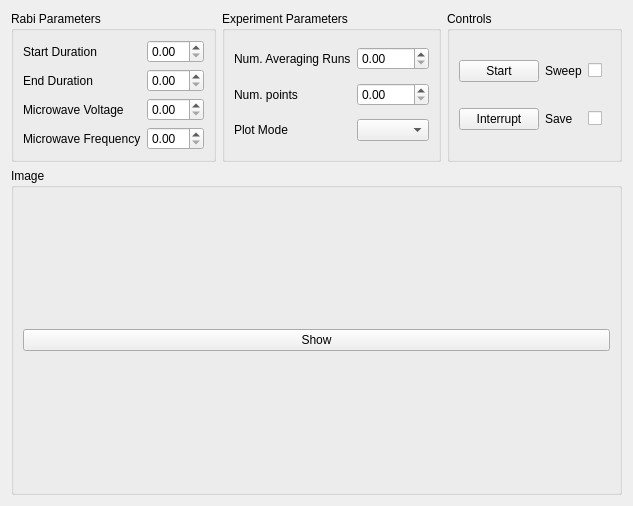
This is quantum_sensing/experimental_microscope/RABI.ui in saahitmog/quantum-sensing as Qt 5 draws it before an edit. The edited form follows.
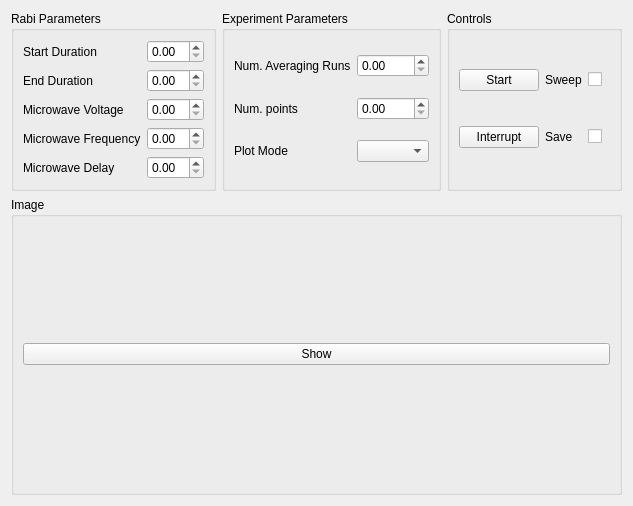
This is the edited form.

The edit to the form file:
```diff
--- a/quantum_sensing/experimental_microscope/RABI.ui
+++ b/quantum_sensing/experimental_microscope/RABI.ui
@@ -61,6 +61,16 @@
         </property>
        </widget>
       </item>
+      <item row="4" column="1">
+       <widget class="QDoubleSpinBox" name="mwdelay_doubleSpinBox"/>
+      </item>
+      <item row="4" column="0">
+       <widget class="QLabel" name="label_11">
+        <property name="text">
+         <string>Microwave Delay</string>
+        </property>
+       </widget>
+      </item>
      </layout>
     </widget>
    </item>
```
